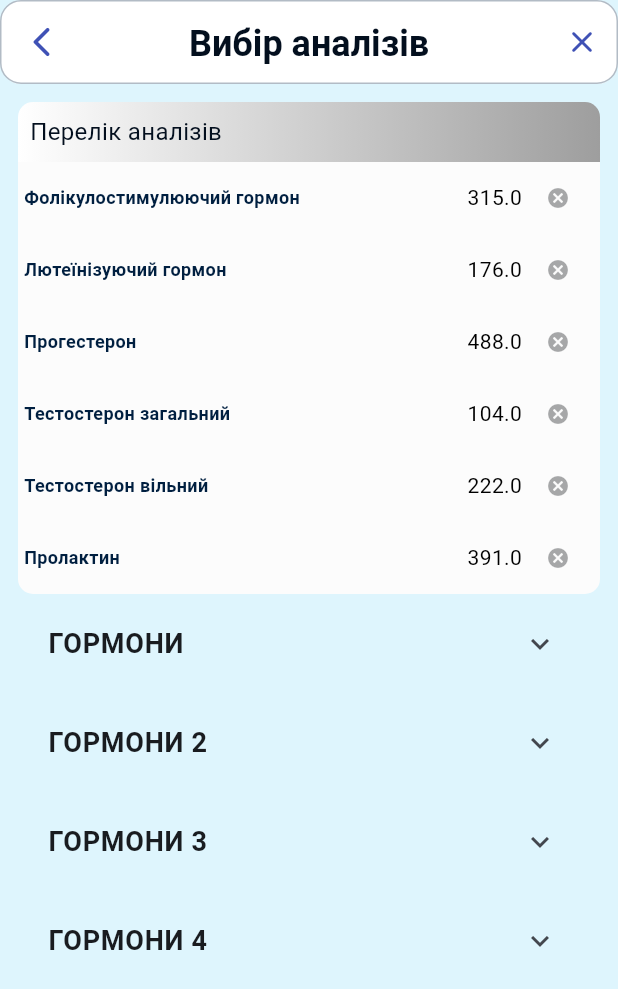
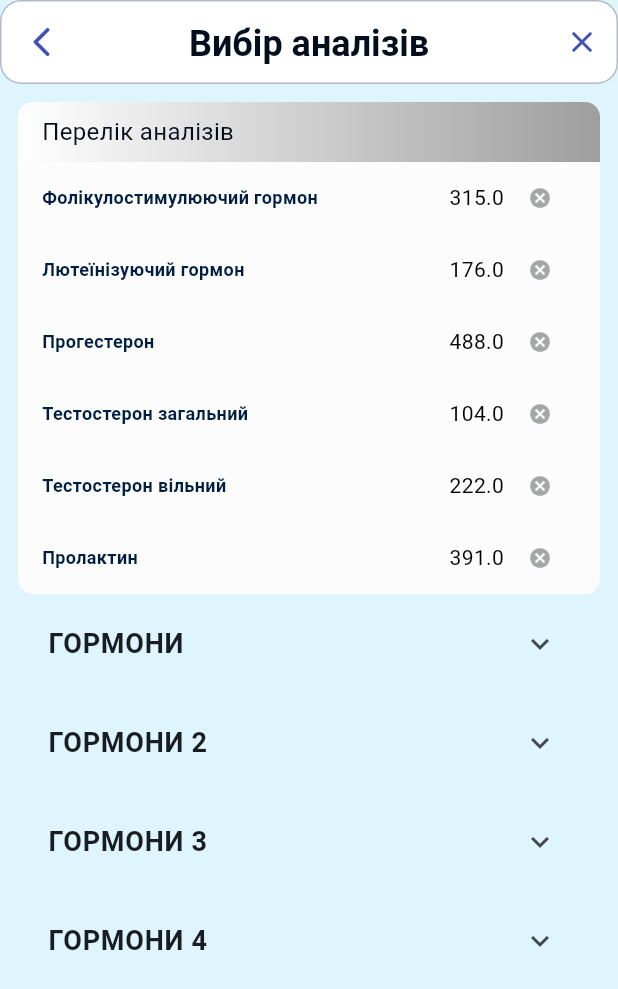
Before and after one commit to kadr0id/nice_analyses, a Flutter app: the MainAnalysesPage screen opened directly, on a phone screen of 412 x 824 dp. Shown: the top 989 px of the screen. Run offline on Flutter 3.47's test engine with Material 3 defaults, Android fonts, the phone set to English and light mode, and no system bars; our stand-ins replace equatable, firebase_auth, firebase_core, flutter_bloc, formz; missing offline and left inert: flow_builder; accounts and stored records are empty; Roboto replaces fonts that are missing (Formular).

Commit message:
wip selected items

```diff
--- a/lib/app/nice_ui/widgets/selected_items.dart
+++ b/lib/app/nice_ui/widgets/selected_items.dart
@@ -28,7 +28,8 @@ class SelectedItemsWidget extends StatelessWidget {
                 end: Alignment.centerLeft,
                 colors: [Colors.grey, Colors.white]),
           ),
-          padding: const EdgeInsets.all(8.0),
+          padding: const EdgeInsets.symmetric(
+              horizontal: NiceSpacing.lg, vertical: NiceSpacing.sm),
           child: const Text(
             'Перелік аналізів',
             style: TextStyle(
@@ -53,7 +54,7 @@ class SelectedItemsWidget extends StatelessWidget {
               String key = selectedItems.keys.elementAt(index);
               double value = selectedItems.values.elementAt(index);
               return Container(
-                padding: const EdgeInsets.only(left: 4.0, right: 4.0),
+                padding: const EdgeInsets.symmetric(horizontal: NiceSpacing.lg),
                 child: Row(
                   children: [
                     Text(
```
